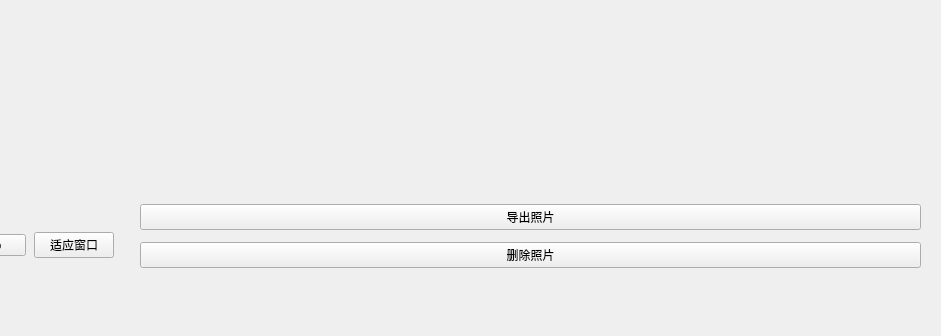
This is mainwindow.ui in Potato-Hui/QT as Qt 5 draws it before an edit; both pictures show x 339 to 1280 and y 384 to 720 of the 1280 by 720 pixel window. The edited form follows.
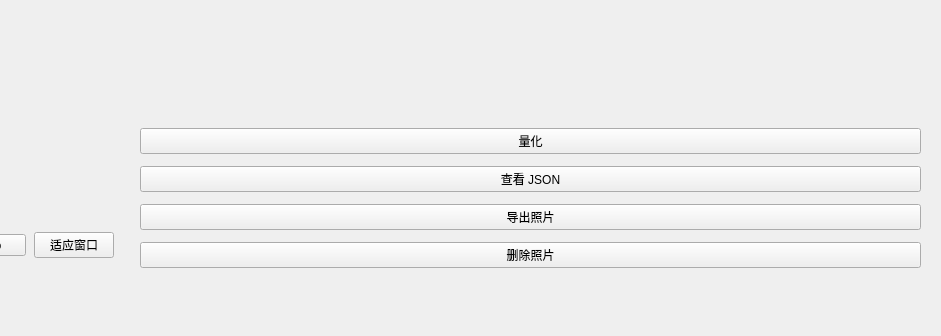
This is the edited form. The open tabs and pages were chosen to show the change.

```diff
--- a/mainwindow.ui
+++ b/mainwindow.ui
@@ -999,6 +999,26 @@
               </property>
              </spacer>
             </item>
+            <item>
+             <widget class="QPushButton" name="quantifyPhotoButton">
+              <property name="text">
+               <string>量化</string>
+              </property>
+              <property name="compact" stdset="0">
+               <bool>true</bool>
+              </property>
+             </widget>
+            </item>
+            <item>
+             <widget class="QPushButton" name="viewJsonButton">
+              <property name="text">
+               <string>查看 JSON</string>
+              </property>
+              <property name="compact" stdset="0">
+               <bool>true</bool>
+              </property>
+             </widget>
+            </item>
             <item>
              <widget class="QPushButton" name="exportPhotoButton">
               <property name="text">
```
